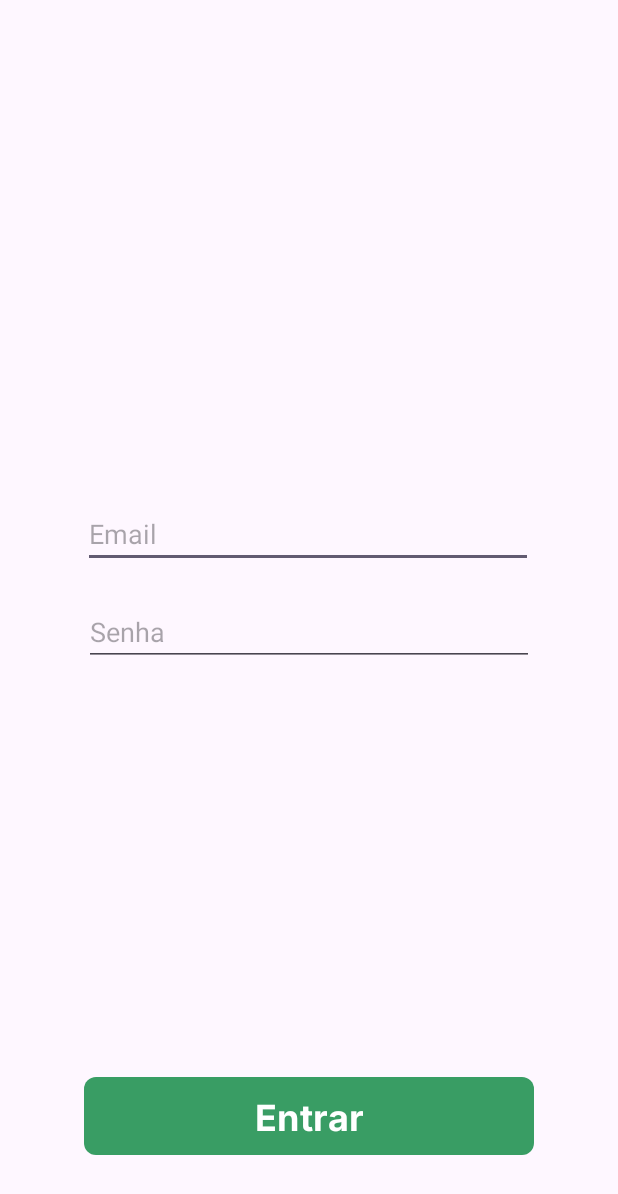
After one commit to jeancarloslima/Bikebem, an Android app: the LoginActivity screen opened directly, with no data from a screen before it, on a phone screen of 412 x 824 dp. The commit adds this screen. Shown: the top 1194 px of the screen. Run offline under Robolectric (Android 15) with nearby library versions, the phone set to English and light mode, and no system bars.

Commit message:
Design inicial das telas inicial, registro e login criados

```diff
--- /dev/null
+++ b/app/src/main/java/com/example/testeregistro/activity/LoginActivity.java
@@ -0,0 +1,16 @@
+package com.example.testeregistro.activity;
+
+import androidx.appcompat.app.AppCompatActivity;
+
+import android.os.Bundle;
+
+import com.example.testeregistro.R;
+
+public class LoginActivity extends AppCompatActivity {
+
+    @Override
+    protected void onCreate(Bundle savedInstanceState) {
+        super.onCreate(savedInstanceState);
+        setContentView(R.layout.activity_login);
+    }
+}
--- /dev/null
+++ b/app/src/main/res/layout/activity_login.xml
@@ -0,0 +1,51 @@
+<?xml version="1.0" encoding="utf-8"?>
+<androidx.constraintlayout.widget.ConstraintLayout xmlns:android="http://schemas.android.com/apk/res/android"
+    xmlns:app="http://schemas.android.com/apk/res-auto"
+    xmlns:tools="http://schemas.android.com/tools"
+    android:layout_width="match_parent"
+    android:layout_height="match_parent"
+    tools:context=".activity.LoginActivity">
+
+    <EditText
+        android:id="@+id/editTextTextEmailAddress2"
+        android:layout_width="300sp"
+        android:layout_height="wrap_content"
+        android:ems="10"
+        android:hint="Email"
+        android:inputType="textEmailAddress"
+        android:textColor="#000000"
+        app:layout_constraintBottom_toBottomOf="parent"
+        app:layout_constraintEnd_toEndOf="parent"
+        app:layout_constraintHorizontal_bias="0.497"
+        app:layout_constraintStart_toStartOf="parent"
+        app:layout_constraintTop_toTopOf="parent"
+        app:layout_constraintVertical_bias="0.428" />
+
+    <EditText
+        android:id="@+id/editTextTextPassword2"
+        android:layout_width="300sp"
+        android:layout_height="wrap_content"
+        android:layout_marginTop="20dp"
+        android:ems="10"
+        android:hint="Senha"
+        android:inputType="textPassword"
+        android:textColor="#000000"
+        app:layout_constraintEnd_toEndOf="parent"
+        app:layout_constraintStart_toStartOf="parent"
+        app:layout_constraintTop_toBottomOf="@+id/editTextTextEmailAddress2" />
+
+    <Button
+        android:id="@+id/button4"
+        android:layout_width="300sp"
+        android:layout_height="60sp"
+        android:layout_marginBottom="50dp"
+        android:fontFamily="@font/inter_bold"
+        android:text="Entrar"
+        android:textColor="#FFFFFF"
+        android:textSize="24sp"
+        app:backgroundTint="#399D64"
+        app:cornerRadius="8sp"
+        app:layout_constraintBottom_toBottomOf="parent"
+        app:layout_constraintEnd_toEndOf="parent"
+        app:layout_constraintStart_toStartOf="parent" />
+</androidx.constraintlayout.widget.ConstraintLayout>
--- a/app/src/main/res/layout/activity_main.xml
+++ b/app/src/main/res/layout/activity_main.xml
@@ -4,6 +4,7 @@
     xmlns:tools="http://schemas.android.com/tools"
     android:layout_width="match_parent"
     android:layout_height="match_parent"
+    android:background="#FFFFFF"
     tools:context=".activity.MainActivity">
 
     <ImageView
```
Also changed, not shown: app/src/main/AndroidManifest.xml (+6 -3 lines), app/src/main/res/layout/activity_registro.xml (+94 -0 lines).
